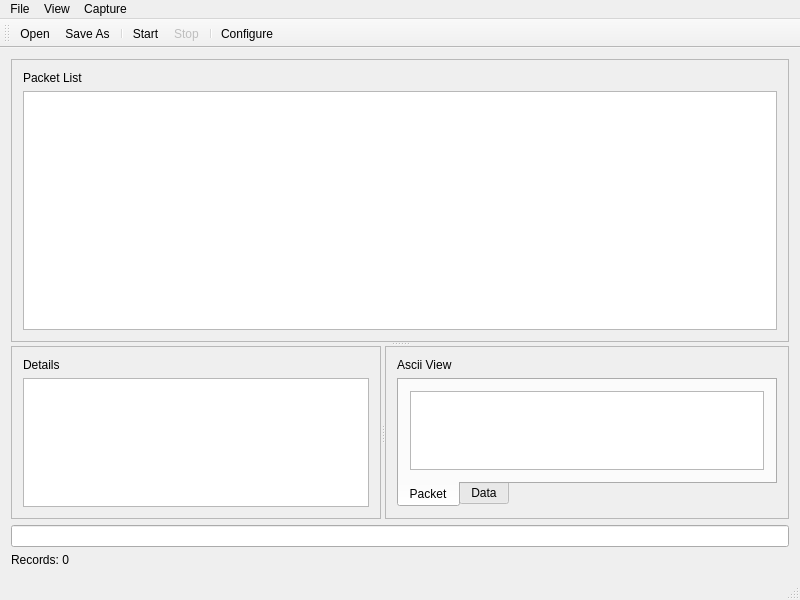
lambdaconcept/usb2sniffer-qt, file mainwindow.ui: the form before one commit.
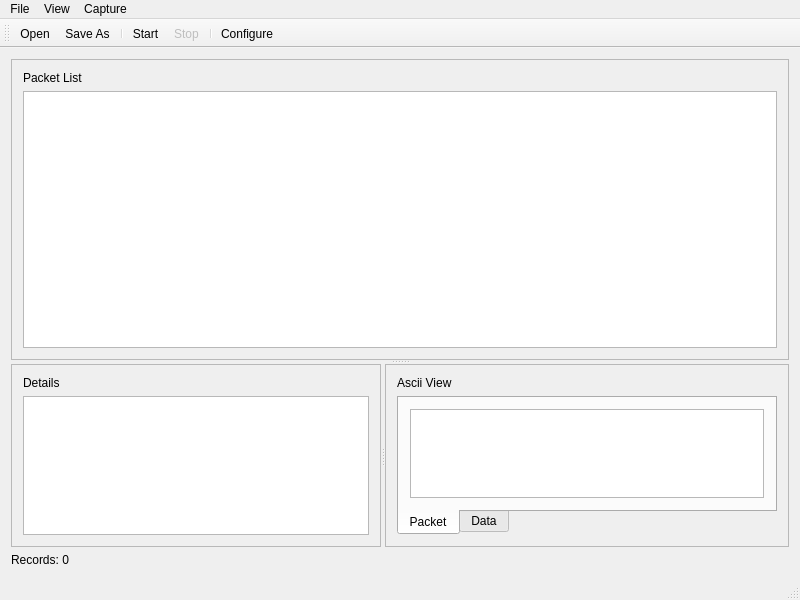
The form after the commit. The open tabs and pages were chosen to show the change. Icons and pictures are not drawn.

Commit message: filter window

What changed in the file:
```diff
--- a/mainwindow.ui
+++ b/mainwindow.ui
@@ -215,9 +215,6 @@
       </widget>
      </widget>
     </item>
-    <item row="1" column="0">
-     <widget class="QLineEdit" name="lineEdit"/>
-    </item>
    </layout>
   </widget>
   <widget class="QMenuBar" name="menuBar">
```
Left out of the diff: 4 changed lines with no effect on the pictures. The commit also changes 5 other files.
